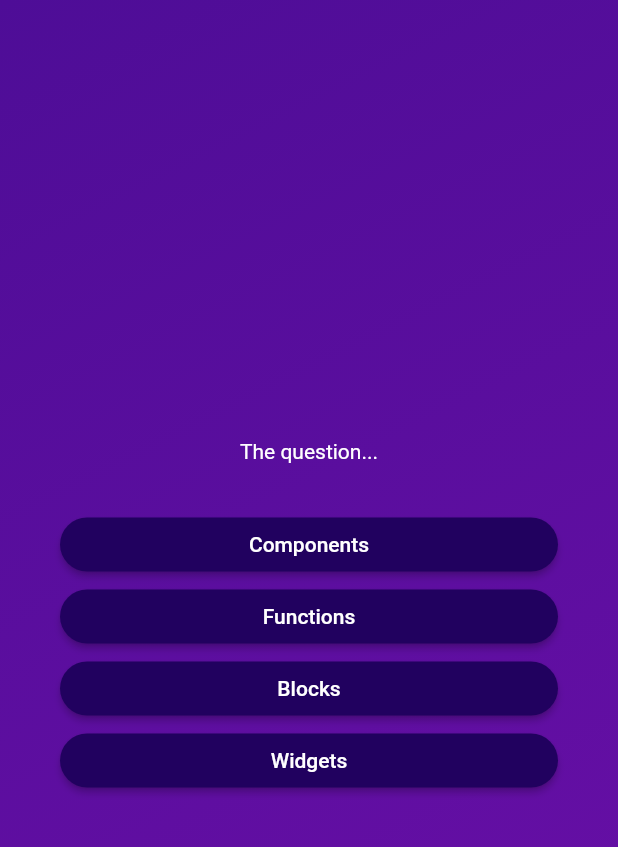
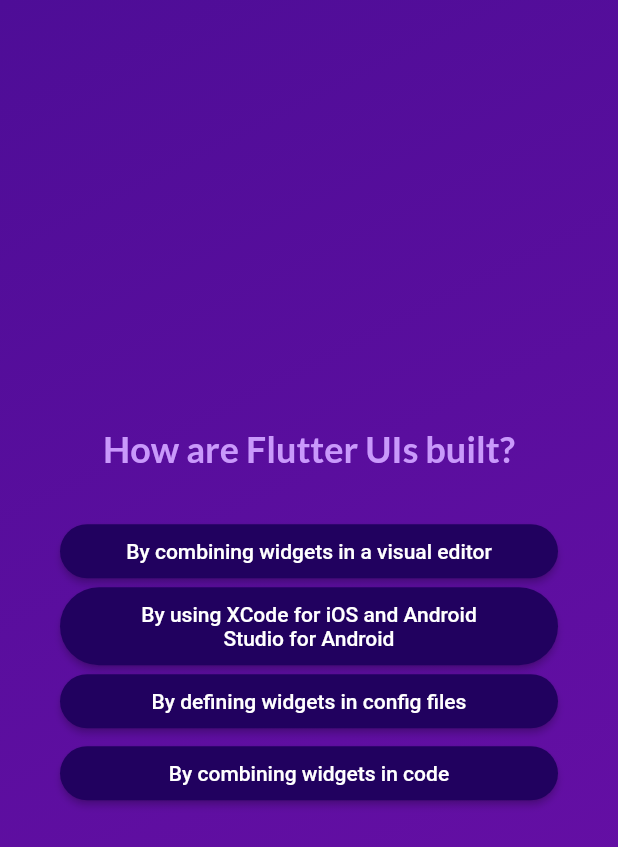
Before and after one commit to dario-nihil/flutter_quiz_app, a Flutter app: the screen it shows after launch, after a tap on "Start Quiz", after a tap on "Components", on a phone screen of 412 x 824 dp. Shown: the top 847 px of the screen. Run offline on Flutter 3.47's test engine with Material 2 defaults, Android fonts, the phone set to English and light mode, and no system bars; our stand-ins replace google_fonts.

Commit message:
installed google font package

```diff
--- a/lib/answer_button.dart
+++ b/lib/answer_button.dart
@@ -21,7 +21,10 @@ class AnswerButton extends StatelessWidget {
           borderRadius: BorderRadius.circular(40),
         ),
       ),
-      child: Text(answerText),
+      child: Text(
+        answerText,
+        textAlign: TextAlign.center,
+      ),
     );
   }
 }
--- a/lib/question_screen.dart
+++ b/lib/question_screen.dart
@@ -1,4 +1,5 @@
 import 'package:flutter/material.dart';
+import 'package:google_fonts/google_fonts.dart';
 
 import 'package:quiz_app/answer_button.dart';
 import 'package:quiz_app/data/questions.dart';
@@ -11,9 +12,17 @@ class QuestionScreen extends StatefulWidget {
 }
 
 class _QuestionScreenState extends State<QuestionScreen> {
+  var currentQuestionIdx = 0;
+
+  void answerQuestion() {
+    setState(() {
+      currentQuestionIdx++;
+    });
+  }
+
   @override
   Widget build(BuildContext context) {
-    final currentQuestion = questions[0];
+    final currentQuestion = questions[currentQuestionIdx];
 
     return SizedBox(
       width: double.infinity,
@@ -23,10 +32,12 @@ class _QuestionScreenState extends State<QuestionScreen> {
           mainAxisAlignment: MainAxisAlignment.center,
           crossAxisAlignment: CrossAxisAlignment.stretch,
           children: [
-            const Text(
-              'The question...',
-              style: TextStyle(
-                color: Colors.white,
+            Text(
+              currentQuestion.text,
+              style: GoogleFonts.lato(
+                color: const Color.fromARGB(255, 201, 153, 251),
+                fontSize: 24,
+                fontWeight: FontWeight.bold,
               ),
               textAlign: TextAlign.center,
             ),
@@ -36,7 +47,7 @@ class _QuestionScreenState extends State<QuestionScreen> {
             ...currentQuestion.getShuffledAnswer().map(
                   (answer) => AnswerButton(
                     answer,
-                    () {},
+                    answerQuestion,
                   ),
                 )
           ],
--- a/lib/start_screen.dart
+++ b/lib/start_screen.dart
@@ -1,4 +1,5 @@
 import 'package:flutter/material.dart';
+import 'package:google_fonts/google_fonts.dart';
 
 class StartScreen extends StatelessWidget {
   const StartScreen(this.startQuiz, {super.key});
@@ -19,10 +20,10 @@ class StartScreen extends StatelessWidget {
           const SizedBox(
             height: 80,
           ),
-          const Text(
+          Text(
             'Lean Flutter the fun way!',
-            style: TextStyle(
-              color: Color.fromARGB(255, 237, 223, 252),
+            style: GoogleFonts.lato(
+              color: const Color.fromARGB(255, 201, 153, 251),
               fontSize: 24,
             ),
           ),
--- a/pubspec.yaml
+++ b/pubspec.yaml
@@ -34,6 +34,7 @@ dependencies:
   # The following adds the Cupertino Icons font to your application.
   # Use with the CupertinoIcons class for iOS style icons.
   cupertino_icons: ^1.0.2
+  google_fonts: ^4.0.4
 
 dev_dependencies:
   flutter_test:
```
Also changed, not shown: pubspec.lock, 1 other file.
